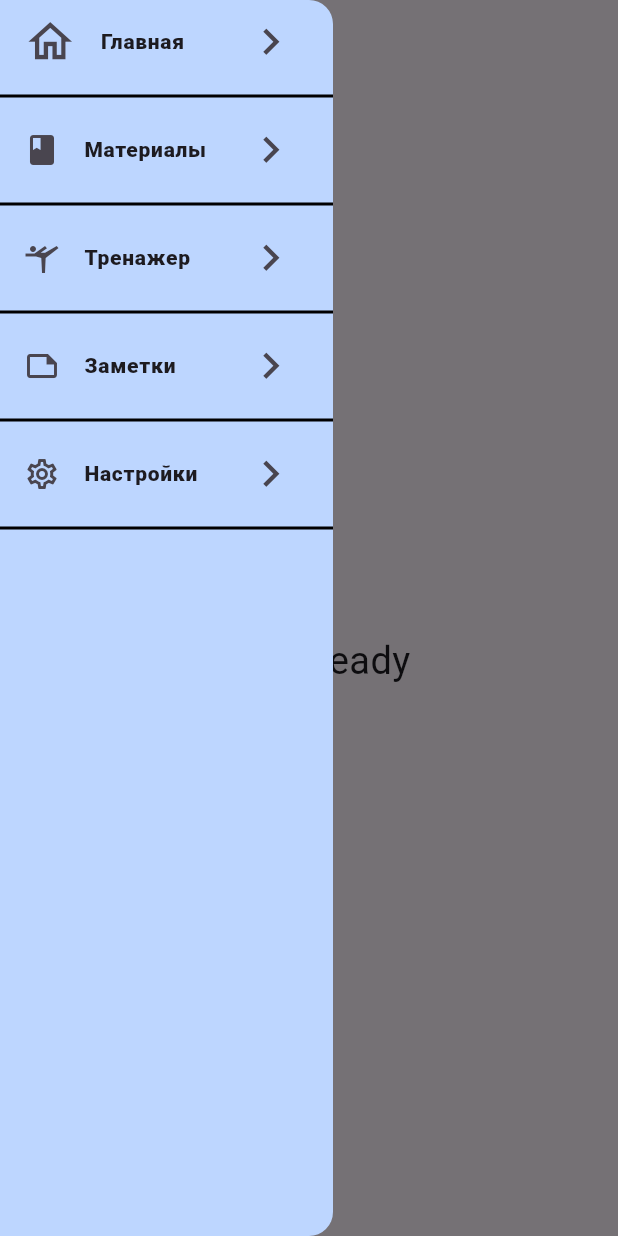
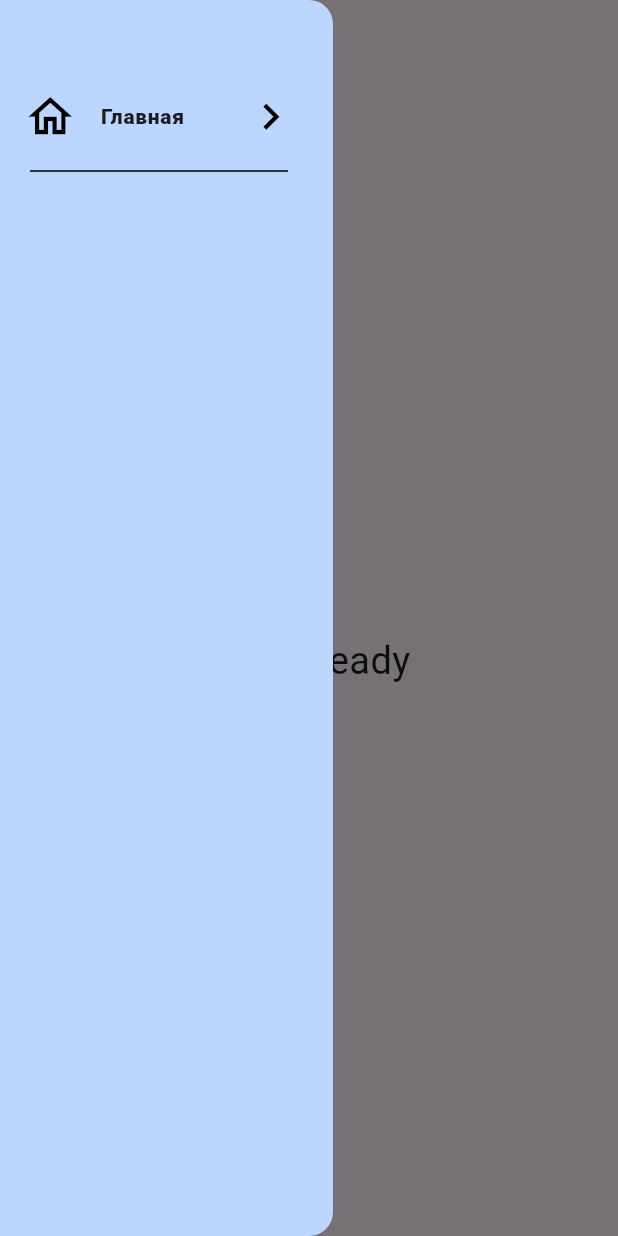
Before and after one commit to megavvve/StudyReady, a Flutter app: the screen it shows after launch, with the side drawer open, on a phone screen of 412 x 824 dp. Run offline on Flutter 3.47's test engine with Material 2 defaults, Android fonts, the phone set to English and light mode, and no system bars; our stand-ins replace flutter_screenutil.

Commit message:
changed navigator bar

```diff
--- a/lib/presentation/pages/burger_menu/burger_menu.dart
+++ /dev/null
@@ -1,52 +0,0 @@
-import 'package:flutter/material.dart';
-
-class BurgerMenu extends StatelessWidget {
-  const BurgerMenu({super.key});
-
-  @override
-  Widget build(BuildContext context) {
-    return Drawer(
-      width: 222,
-      backgroundColor: const Color.fromRGBO(189, 214, 255, 1),
-      child: Expanded(
-        flex: 1,
-        child: ListView(
-          children: const [
-          ListTile(
-            leading: Icon(Icons.home_outlined, size: 35,),
-            title: Text('Главная', style: TextStyle(fontSize: 14, fontWeight: FontWeight.w900),),
-            trailing: Icon(Icons.chevron_right_sharp, size: 35,),
-          ),
-          Divider(color: Colors.black, thickness: 2, ),
-          ListTile(
-            leading: Icon(Icons.book),
-            title: Text('Материалы', style: TextStyle(fontSize: 14, fontWeight: FontWeight.w900),),
-            trailing: Icon(Icons.chevron_right_sharp, size: 35,),
-          ),
-          Divider(color: Colors.black, thickness: 2, ),
-          ListTile(
-            leading: Icon(Icons.sports_gymnastics_outlined),
-            title: Text('Тренажер', style: TextStyle(fontSize: 14, fontWeight: FontWeight.w900),),
-            trailing: Icon(Icons.chevron_right_sharp, size: 35,),
-          ),
-          Divider(color: Colors.black, thickness: 2, ),
-          ListTile(
-            leading: Icon(Icons.note_outlined),
-            title: Text('Заметки', style: TextStyle(fontSize: 14, fontWeight: FontWeight.w900),),
-            trailing: Icon(Icons.chevron_right_sharp, size: 35,),
-          ),
-          Divider(color: Colors.black, thickness: 2, ),
-          ListTile(
-            leading: Icon(Icons.settings_outlined),
-            title: Text('Настройки', style: TextStyle(fontSize: 14, fontWeight: FontWeight.w900),),
-            trailing: Icon(Icons.chevron_right_sharp, size: 35,),
-          ),
-          Divider(color: Colors.black, thickness: 2, ),
-          ],
-        ),
-      ),
-    );
-  }
-
-
-}
--- a/lib/presentation/pages/main_screen/main_screen.dart
+++ b/lib/presentation/pages/main_screen/main_screen.dart
@@ -1,6 +1,6 @@
 import 'package:flutter/material.dart';
 import 'package:flutter_screenutil/flutter_screenutil.dart';
-import 'package:study_ready/presentation/pages/burger_menu/burger_menu.dart';
+import 'package:study_ready/presentation/pages/navigator_bar/navigation_bar.dart';
 
 class MainScreen extends StatefulWidget {
   const MainScreen({
@@ -12,6 +12,7 @@ class MainScreen extends StatefulWidget {
 }
 
 class _MainScreenState extends State<MainScreen> {
+
   @override
   Widget build(BuildContext context) {
     return Scaffold(
@@ -28,7 +29,7 @@ class _MainScreenState extends State<MainScreen> {
           );
         }),
       ),
-      drawer: const BurgerMenu(),
+      drawer: const NavigatorDrawer(),
       body: Center(
         child: Stack(
           children: <Widget>[
--- /dev/null
+++ b/lib/presentation/pages/navigator_bar/navigation_bar.dart
@@ -0,0 +1,28 @@
+import 'package:flutter/material.dart';
+import 'package:study_ready/presentation/pages/main_screen/main_screen.dart';
+
+class NavigatorDrawer extends StatelessWidget {
+  const NavigatorDrawer({super.key});
+
+  @override
+  Widget build(BuildContext context) {
+    return Drawer(
+      width: 222,
+      backgroundColor: const Color.fromRGBO(189, 214, 255, 1),
+      child: Container(
+        padding: const EdgeInsets.only(top: 50),
+        child: Wrap(
+          children: [
+            ListTile(
+              leading: const Icon(Icons.home_outlined, size: 35, color: Colors.black,),
+              title: const Text('Главная', style: TextStyle(fontSize: 14, fontWeight: FontWeight.w900), textAlign: TextAlign.start,),
+              trailing: const Icon(Icons.chevron_right_sharp, size: 35, color: Colors.black,),
+              onTap: () => Navigator.of(context).pushReplacement(MaterialPageRoute(builder: (context) => const MainScreen())),
+            ),
+            const Divider(color: Colors.black, indent: 20, endIndent: 30,)
+          ],
+        ),
+      ),
+    );
+  }
+}
```
